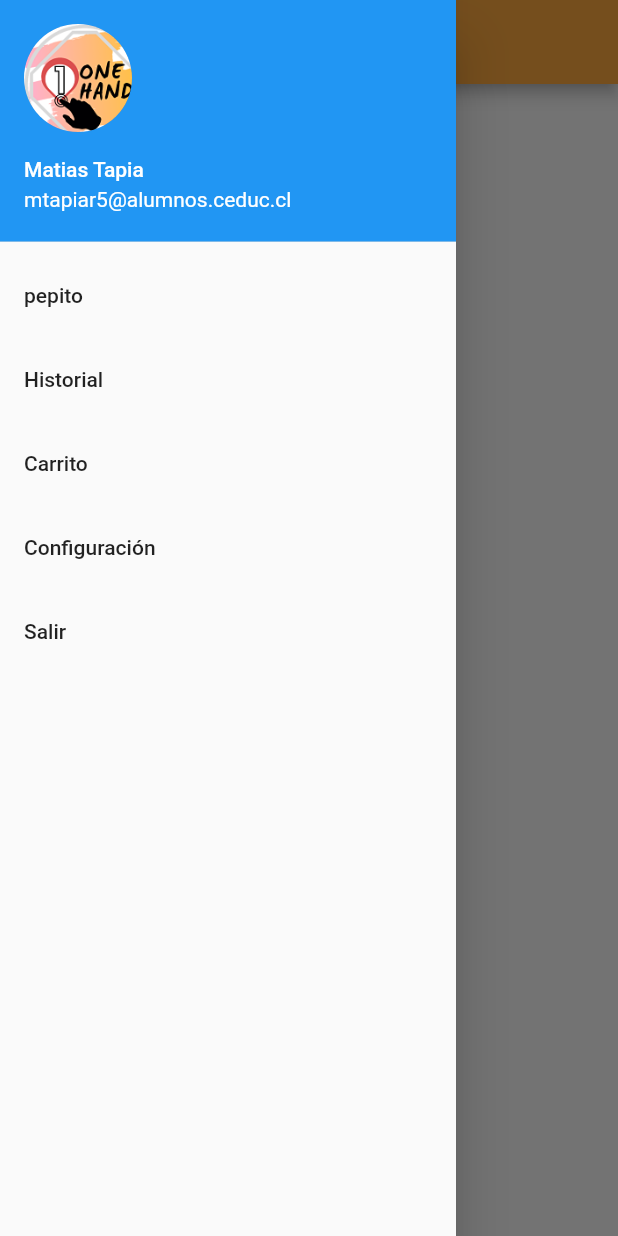
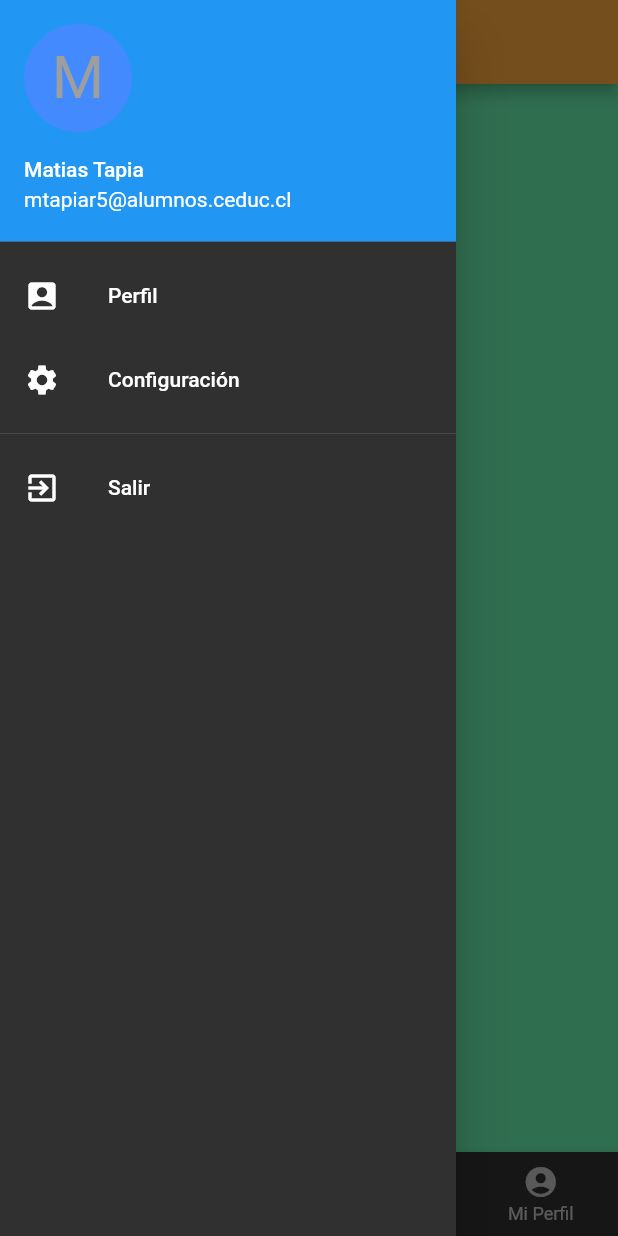
Before and after one commit to Onehand7/Prototipo01, a Flutter app: the MenuPagina screen opened directly with empty values, with the side drawer open, on a phone screen of 412 x 824 dp. Run offline on Flutter 3.47's test engine with Material 2 defaults, Android fonts, the phone set to English and light mode, and no system bars; network calls fail.

Commit message:
Modificacion en menu pricipal

```diff
--- a/lib/main.dart
+++ b/lib/main.dart
@@ -11,6 +11,9 @@ class MyApp extends StatelessWidget {
     return MaterialApp(
       debugShowCheckedModeBanner: false,
       home: new SplashScreen(),
+      theme: ThemeData(
+        brightness: Brightness.dark,
+      ),
     );
   }
 }
--- a/lib/menu/menu_jose.dart
+++ /dev/null
@@ -1,104 +0,0 @@
-import 'package:flutter/material.dart';
-import 'package:http/http.dart' as http;
-import 'dart:async';
-import 'dart:convert';
-
-class MenuPagina extends StatefulWidget {
-  static Route<dynamic> route(String mensaje) {
-    return MaterialPageRoute(
-      builder: (context) => MenuPagina(mensaje: mensaje),
-    );
-  }
-
-  final String mensaje;
-
-  const MenuPagina({Key key, @required this.mensaje}) : super(key: key);
-
-  @override
-  _MenuPagina createState() => new _MenuPagina();
-}
-
-class _MenuPagina extends State<MenuPagina> {
-  Map data; /////////////////////////////
-  List cuentasData;
-
-  String currentProfilePic = "assets/onehand.png";
-  String otherProfilePic = "assets/onehand.png";
-
-  void switchAccounts() {
-    String picBackup = currentProfilePic;
-    this.setState(() {
-      currentProfilePic = otherProfilePic;
-      otherProfilePic = picBackup;
-    });
-  }
-
-  @override
-  void initState() {
-    super.initState();
-    getUsuarios(); //////////
-  }
-
-  getUsuarios() async {
-    http.Response respuesta =
-        await http.get(Uri.encodeFull("http://localhost:3000/api/usuarios"));
-    //debugPrint(respuesta.body);
-    data = json.decode(respuesta.body);
-    setState(() {
-      cuentasData = data['cuenta'];
-    });
-  }
-
-  @override
-  Widget build(BuildContext context) {
-    return new Scaffold(
-      appBar: new AppBar(
-        title: new Text("One Hand 7"),
-        backgroundColor: Colors.orangeAccent,
-      ),
-      drawer: new Drawer(
-        child: new ListView(
-          children: <Widget>[
-
-            new UserAccountsDrawerHeader(
-              accountEmail: new Text("mtapiar5@alumnos.ceduc.cl"),
-              accountName: new Text("Matias Tapia"),
-              currentAccountPicture: new GestureDetector(
-                  child: new CircleAvatar(
-                    backgroundImage: new AssetImage(currentProfilePic),
-                  ),
-              )
-            ),
-            new ListTile(
-              title: new Text("pepito"),
-
-            ),
-            new ListTile(
-              title: new Text("Historial"),
-            ),
-            new ListTile(
-              title: new Text("Carrito"),
-            ),
-            new ListTile(
-              title: new Text("Configuración"),
-            ),
-            new ListTile(
-              title: new Text("Salir"),
-            ),
-            ],
-
-        )
-      ),
-      body: ListView.builder(
-        itemCount: cuentasData == null ? 0 : cuentasData.length,
-        itemBuilder: (BuildContext context, int index) {
-          return Card(
-            child: Row(
-              children: <Widget>[Text("${cuentasData[index]["id"]}")],
-            ),
-          );
-        },
-      ),
-    );
-  }
-}
--- a/lib/menu/menu_principal.dart
+++ b/lib/menu/menu_principal.dart
@@ -1,4 +1,7 @@
 import 'package:flutter/material.dart';
+import 'package:proto01/menu/perfil/perfil.dart';
+import 'package:proto01/menu/configuracion/confi.dart';
+import 'package:proto01/menu/tabs/displays.dart';
 import 'package:http/http.dart' as http;
 import 'dart:async';
 import 'dart:convert';
@@ -18,10 +21,14 @@ class MenuPagina extends StatefulWidget {
   _MenuPagina createState() => new _MenuPagina();
 }
 
-class _MenuPagina extends State<MenuPagina> {
+class _MenuPagina extends State<MenuPagina>
+    with SingleTickerProviderStateMixin {
   Map data; /////////////////////////////
   List cuentasData;
 
+  //Variables
+  int _currentIndex = 0;
+  int _selectDrawerItem = 0;
   String currentProfilePic = "assets/onehand.png";
   String otherProfilePic = "assets/onehand.png";
 
@@ -36,7 +43,7 @@ class _MenuPagina extends State<MenuPagina> {
   @override
   void initState() {
     super.initState();
-    getUsuarios(); //////////
+    getUsuarios();
   }
 
   getUsuarios() async {
@@ -49,6 +56,30 @@ class _MenuPagina extends State<MenuPagina> {
     });
   }
 
+  _getDrawerItemWidget(int pos) {
+    switch (pos) {
+      case 1:
+        return PerfilPage();
+      case 2:
+        return ConfiguracionPage();
+      default:
+    }
+  }
+
+  _onSelectItem(int pos) {
+    Navigator.of(context).pop();
+    setState(() {
+      _selectDrawerItem = pos;
+    });
+  }
+
+  final List<Widget> _children = [
+    DisplaysWidget(Colors.greenAccent),
+    DisplaysWidget(Colors.blueAccent),
+    DisplaysWidget(Colors.pinkAccent),
+    DisplaysWidget(Colors.yellowAccent),
+  ];
+
   @override
   Widget build(BuildContext context) {
     return new Scaffold(
@@ -59,46 +90,64 @@ class _MenuPagina extends State<MenuPagina> {
       drawer: new Drawer(
           child: new ListView(
         children: <Widget>[
-
           new UserAccountsDrawerHeader(
+              accountName: new Text("Matias Tapia"),
               accountEmail: new Text("mtapiar5@alumnos.ceduc.cl"),
-              accountName: new Text("Matias Tapia"),
               currentAccountPicture: new GestureDetector(
                 child: new CircleAvatar(
-                    backgroundImage: new AssetImage(currentProfilePic),
+                  backgroundColor: Colors.blueAccent,
+                  child: Text(
+                    "M",
+                    style: TextStyle(fontSize: 40.0),
                   ),
-              )
                 ),
+              )),
           new ListTile(
-              title: new Text("pepito"),
-
-            ),
-            new ListTile(
-              title: new Text("jfsdfosdof"),
-            ),
-            new ListTile(
-              title: new Text("sdfsdf"),
+            title: new Text("Perfil"),
+            leading: Icon(Icons.account_box),
+            selected: (1 == _selectDrawerItem),
+            onTap: () {
+              _onSelectItem(1);
+            },
           ),
           new ListTile(
             title: new Text("Configuración"),
+            leading: Icon(Icons.settings),
+            selected: (2 == _selectDrawerItem),
+            onTap: () {
+              _onSelectItem(2);
+            },
           ),
+          Divider(),
           new ListTile(
             title: new Text("Salir"),
+            leading: Icon(Icons.exit_to_app),
+            onTap: () {},
           ),
         ],
-
-        )
-      ),
-      body: ListView.builder(
-        itemCount: cuentasData == null ? 0 : cuentasData.length,
-        itemBuilder: (BuildContext context, int index) {
-          return Card(
-            child: Row(
-              children: <Widget>[Text("${cuentasData[index]["id"]}")],
-            ),
-          );
-        },
+      )),
+      body:_children[_currentIndex], //_getDrawerItemWidget(_selectDrawerItem),
+      bottomNavigationBar: BottomNavigationBar(
+        currentIndex: _currentIndex,
+        onTap: onTabTapped,
+        fixedColor: Colors.orangeAccent,
+        type: BottomNavigationBarType.fixed,
+        items: <BottomNavigationBarItem>[
+          BottomNavigationBarItem(
+              icon: Icon(Icons.search), title: Text("Buscar")),
+          BottomNavigationBarItem(
+              icon: Icon(Icons.favorite), title: Text("Favoritos")),
+          BottomNavigationBarItem(icon: Icon(Icons.list), title: Text("lista")),
+          BottomNavigationBarItem(
+              icon: Icon(Icons.account_circle), title: Text("Mi Perfil"))
+        ],
       ),
     );
   }
+
+  void onTabTapped(int index) {
+    setState(() {
+      _currentIndex = index;
+    });
   }
+}
--- /dev/null
+++ b/lib/menu/tabs/displays.dart
@@ -0,0 +1,14 @@
+import 'package:flutter/material.dart';
+
+
+class DisplaysWidget extends StatelessWidget{
+  final Color color;
+  DisplaysWidget(this.color);
+  @override
+  Widget build(BuildContext context) {
+    return Container(
+      color: color,
+    );
+  }
+
+}
```
Also changed, not shown: lib/menu/configuracion/confi.dart (added, +16 -0 lines), lib/menu/perfil/perfil.dart (added, +16 -0 lines), lib/menu/menu_pepito.dart (deleted). Lines whose indentation alone changed are shown as unchanged.
